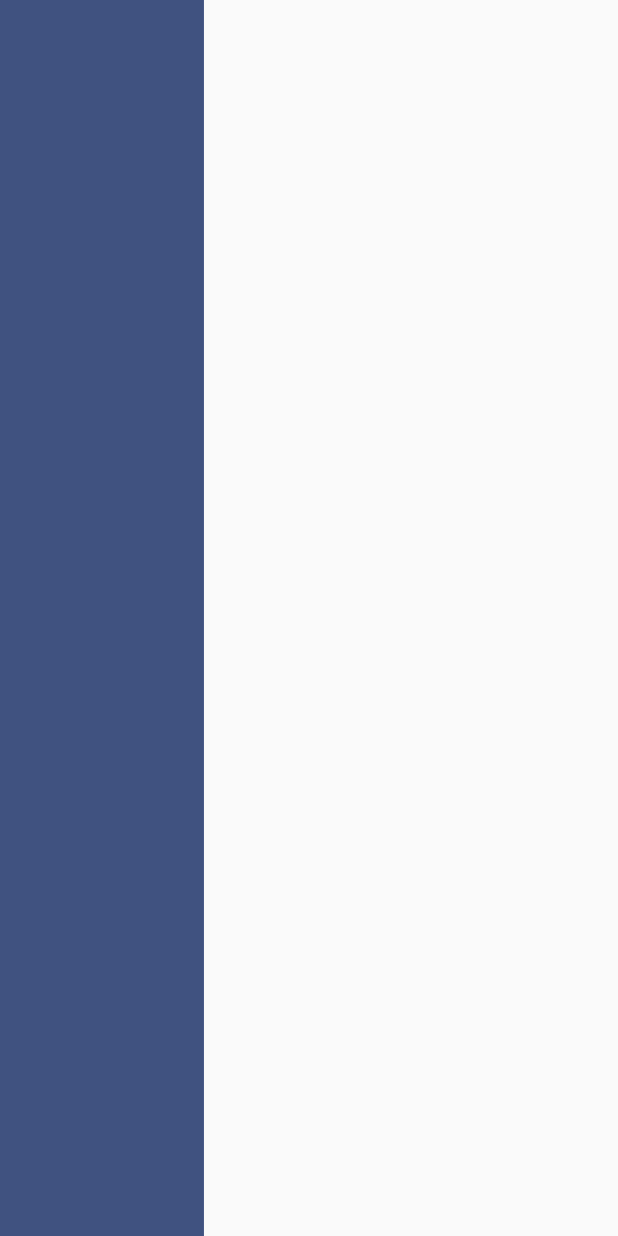
After one commit to lurahealth/dentist_web_app, a Flutter app: the MainUIWidget screen opened directly, on a phone screen of 412 x 824 dp. The commit adds this screen. Run offline on Flutter 3.47's test engine with Material 2 defaults, Android fonts, the light colour scheme and no system bars; our stand-ins replace dio, email_validator; missing offline and left inert: amazon_cognito_identity_dart_2, date_range_picker.

Commit message:
Created a Main UI screen

```diff
--- a/lib/providers/LoginProvider.dart
+++ b/lib/providers/LoginProvider.dart
@@ -42,7 +42,7 @@ class LoginProvider with ChangeNotifier {
           displayWidget = 1;
           notifyListeners();
         } else {
-          Navigator.popAndPushNamed(context, GRAPH_SCREEN);
+          Navigator.pushNamedAndRemoveUntil(context, MAIN_UI_SCREEN, (route) => false);
         }
       }, onError: loginFailed);
     }
--- /dev/null
+++ b/lib/providers/MainUIScreenProvider.dart
@@ -0,0 +1,5 @@
+import 'package:flutter/material.dart';
+
+class MainUIScreenProvider with ChangeNotifier{
+
+}
--- a/lib/providers/PasswordResetProvider.dart
+++ b/lib/providers/PasswordResetProvider.dart
@@ -60,7 +60,7 @@ class PasswordResetProvider with ChangeNotifier {
       CognitoUserSingleton.instance.newUserPasswordReset(newPassword).then(
           (response) {
         print("Password reset succcess $response");
-        Navigator.popAndPushNamed(context, GRAPH_SCREEN);
+        Navigator.pushNamedAndRemoveUntil(context, MAIN_UI_SCREEN, (route) => false);
       }, onError: passwordResetFailed);
     }
   }
--- /dev/null
+++ b/lib/screens/MainUIScreen.dart
@@ -0,0 +1,32 @@
+import 'package:flutter/material.dart';
+import 'package:lura_dentist_webapp/providers/MainUIScreenProvider.dart';
+import 'package:lura_dentist_webapp/utils/StyleUtils.dart';
+import 'package:provider/provider.dart';
+
+class MainUIScreen extends StatelessWidget {
+  @override
+  Widget build(BuildContext context) {
+    return ChangeNotifierProvider(
+      create: (_) => MainUIScreenProvider(),
+      child: MainUIWidget(),
+    );
+  }
+}
+
+class MainUIWidget extends StatelessWidget {
+  @override
+  Widget build(BuildContext context) {
+    final Container sideBar = Container(
+      width: MediaQuery.of(context).size.width * 0.33,
+      color: LURA_BLUE,
+    );
+
+    return Scaffold(
+      body: Container(
+        child: Row(
+          children: <Widget>[sideBar],
+        ),
+      ),
+    );
+  }
+}
--- a/lib/services/CognitoUserSingleton.dart
+++ b/lib/services/CognitoUserSingleton.dart
@@ -45,6 +45,7 @@ class CognitoUserSingleton{
   Future<String> loginUser(String email, String password) async{
     print("Loggins in user Email: $email Password: $password");
     final CognitoUserPool userPool = await this.userPool;
+    _cognitoUser = null;
     final CognitoUser user = getUser(userPool, email: email);
     final AuthenticationDetails authDetails = AuthenticationDetails(
                                                     username: email,
--- a/lib/utils/RouteGenerator.dart
+++ b/lib/utils/RouteGenerator.dart
@@ -1,6 +1,7 @@
 import 'package:flutter/material.dart';
 import 'package:lura_dentist_webapp/screens/GraphScreen.dart';
 import 'package:lura_dentist_webapp/screens/LoginScreen.dart';
+import 'package:lura_dentist_webapp/screens/MainUIScreen.dart';
 import 'package:lura_dentist_webapp/screens/NewPatinetDialog.dart';
 
 import 'StringUtils.dart';
@@ -14,6 +15,8 @@ class RouteGenerator {
         return MaterialPageRoute(builder: (_) => LoginScreen());
       case GRAPH_SCREEN:
         return MaterialPageRoute(builder: (_) => GraphScreen());
+      case MAIN_UI_SCREEN:
+        return MaterialPageRoute(builder: (_) => MainUIScreen());
       default:
         return _errorRoute();
     }
--- a/lib/utils/StringUtils.dart
+++ b/lib/utils/StringUtils.dart
@@ -4,6 +4,7 @@
 const GRAPH_SCREEN = "/graphScreen";
 const LOGIN_SCREEN = "/";
 const NEW_PATIENT_SCREEN = "/newPatientScreen";
+const MAIN_UI_SCREEN = "/mainUIScreen";
 
 // // columns names
 final String ROW_ID = "row_id"; // Primary key, auto-incremented
```
